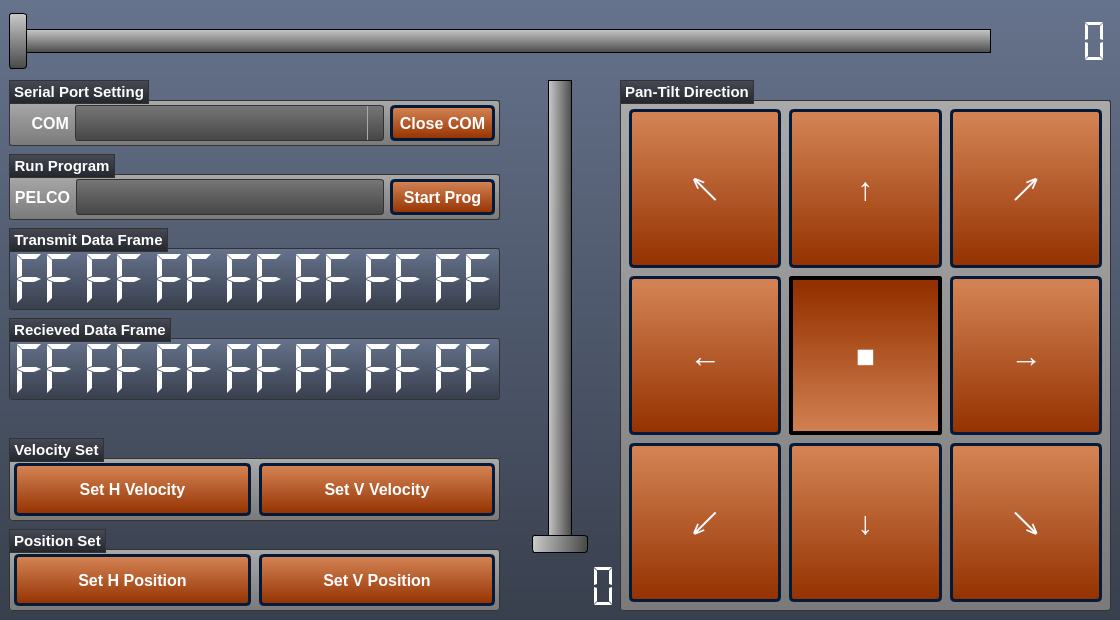
The window that PelcoController_Qt.ui (byteTravell3r/Pelco-D_Controller_Py) describes before a commit, drawn with Qt 5.
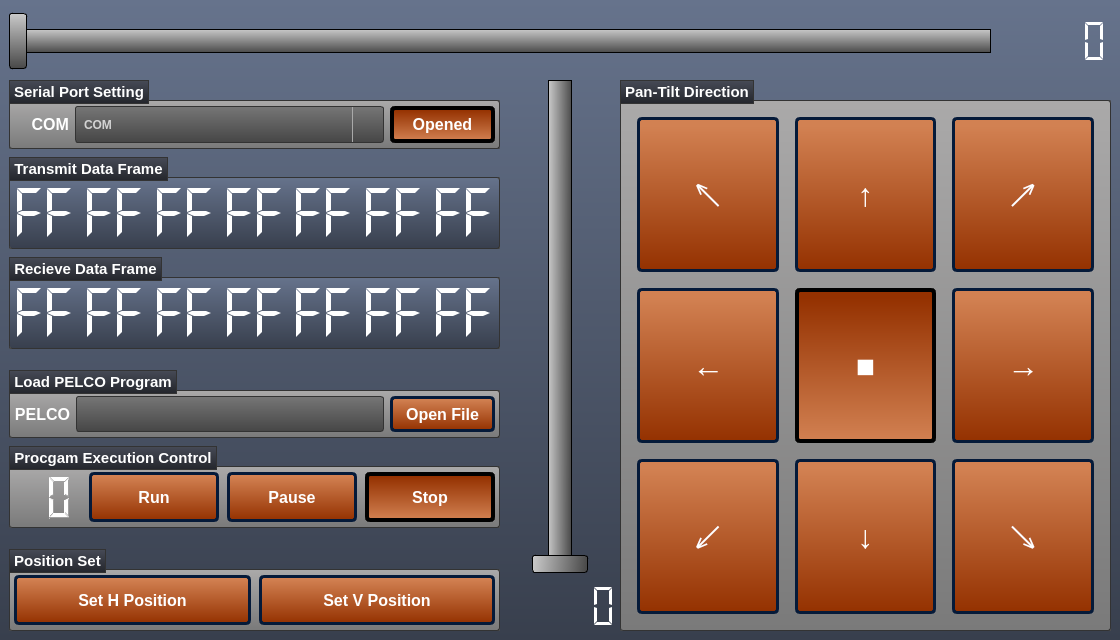
The same window after the commit. Icons and pictures are not drawn.

Patch:
```diff
--- a/PelcoController_Qt.ui
+++ b/PelcoController_Qt.ui
@@ -7,13 +7,13 @@
     <x>0</x>
     <y>0</y>
     <width>1120</width>
-    <height>620</height>
+    <height>640</height>
    </rect>
   </property>
   <property name="minimumSize">
    <size>
     <width>1120</width>
-    <height>620</height>
+    <height>640</height>
    </size>
   </property>
   <property name="font">
@@ -211,7 +211,7 @@
 	color: #ffffff;
 	border-style: solid;
 	border-width: 4px;
-	border-radius: 3px;
+	border-radius: 5px;
 	border-color: #000000;
 	padding: 5px;
 
@@ -282,7 +282,6 @@
 	background-color: #404040;
 	color: #656565;
 	border-color: #051a39;
-
 }
 
 
@@ -297,7 +296,6 @@
 {
     background-color: #979796;
 	color: #000000;
-
 }
 
 
@@ -309,7 +307,6 @@
     selection-background-color: #363942;
     selection-color: #ffffff;
     outline: 0;
-
 }
 
 
@@ -317,20 +314,18 @@
 {
     subcontrol-origin: padding;
     subcontrol-position: top right;
-    width: 15px;
+    width: 30px;
     border-left-width: 1px;
     border-left-color: darkgray;
     border-left-style: solid; 
     border-top-right-radius: 3px; 
     border-bottom-right-radius: 3px;
-
 }
 
-
 QComboBox::down-arrow
 {
     image: url(://arrow-down.png);
-    width: 8px;
+    width: 24px;
     height: 8px;
 }
 
@@ -1328,13 +1323,13 @@
             <number>4</number>
            </property>
            <property name="topMargin">
-            <number>4</number>
+            <number>5</number>
            </property>
            <property name="rightMargin">
             <number>4</number>
            </property>
            <property name="bottomMargin">
-            <number>4</number>
+            <number>5</number>
            </property>
            <item>
             <widget class="QLabel" name="LBL_COM">
@@ -1368,7 +1363,7 @@
            <item>
             <widget class="QComboBox" name="comboBox">
              <property name="sizePolicy">
-              <sizepolicy hsizetype="MinimumExpanding" vsizetype="Fixed">
+              <sizepolicy hsizetype="MinimumExpanding" vsizetype="MinimumExpanding">
                <horstretch>0</horstretch>
                <verstretch>0</verstretch>
               </sizepolicy>
@@ -1389,143 +1384,30 @@
              <property name="editable">
               <bool>true</bool>
              </property>
+             <property name="currentText">
+              <string>COM</string>
+             </property>
+             <property name="placeholderText">
+              <string/>
+             </property>
+             <property name="duplicatesEnabled">
+              <bool>true</bool>
+             </property>
+             <property name="frame">
+              <bool>true</bool>
+             </property>
             </widget>
            </item>
            <item>
             <widget class="QPushButton" name="BTN_SET_COM">
-             <property name="minimumSize">
-              <size>
-               <width>105</width>
-               <height>36</height>
-              </size>
-             </property>
-             <property name="font">
-              <font>
-               <family>Tahoma</family>
-               <pointsize>12</pointsize>
-               <bold>true</bold>
-              </font>
-             </property>
-             <property name="text">
-              <string>Close COM</string>
-             </property>
-            </widget>
-           </item>
-          </layout>
-         </widget>
-        </item>
-        <item>
-         <widget class="QGroupBox" name="groupBox_7">
-          <property name="font">
-           <font>
-            <family>Tahoma</family>
-            <pointsize>11</pointsize>
-            <bold>true</bold>
-           </font>
-          </property>
-          <property name="title">
-           <string>Run Program</string>
-          </property>
-          <layout class="QHBoxLayout" name="horizontalLayout_8">
-           <property name="leftMargin">
-            <number>4</number>
-           </property>
-           <property name="topMargin">
-            <number>4</number>
-           </property>
-           <property name="rightMargin">
-            <number>4</number>
-           </property>
-           <property name="bottomMargin">
-            <number>4</number>
-           </property>
-           <item>
-            <widget class="QLabel" name="LBL_PELCO">
              <property name="sizePolicy">
-              <sizepolicy hsizetype="Minimum" vsizetype="Preferred">
+              <sizepolicy hsizetype="Minimum" vsizetype="MinimumExpanding">
                <horstretch>0</horstretch>
                <verstretch>0</verstretch>
               </sizepolicy>
              </property>
              <property name="minimumSize">
               <size>
-               <width>55</width>
-               <height>0</height>
-              </size>
-             </property>
-             <property name="font">
-              <font>
-               <family>Tahoma</family>
-               <pointsize>12</pointsize>
-               <bold>true</bold>
-              </font>
-             </property>
-             <property name="text">
-              <string>PELCO</string>
-             </property>
-             <property name="alignment">
-              <set>Qt::AlignRight|Qt::AlignTrailing|Qt::AlignVCenter</set>
-             </property>
-            </widget>
-           </item>
-           <item>
-            <widget class="QLineEdit" name="lineEdit">
-             <property name="minimumSize">
-              <size>
-               <width>0</width>
-               <height>36</height>
-              </size>
-             </property>
-             <property name="font">
-              <font>
-               <family>Tahoma</family>
-               <pointsize>12</pointsize>
-               <bold>true</bold>
-              </font>
-             </property>
-             <property name="styleSheet">
-              <string notr="true">QLineEdit
-{
-    background-color: qlineargradient(spread:repeat, x1:1, y1:0, x2:1, y2:1, stop:0 rgba(118, 118, 118, 255),stop:1 rgba(70, 70, 70, 255));
-    border: 1px solid #333333;
-    border-radius: 3px;
-    padding-left: 6px;
-    color: lightgray;
-	font-weight: bold;
-    height: 20px;
-
-}
-
-
-QLineEdit::disabled
-{
-	background-color: #404040;
-	color: #656565;
-	border-color: #051a39;
-
-}
-
-
-QLineEdit:hover
-{
-    background-color: #646464;
-
-}
-
-
-QLineEdit:on
-{
-    background-color: #979796;
-	color: #000000;
-
-}</string>
-             </property>
-            </widget>
-           </item>
-           <item>
-            <widget class="QPushButton" name="BTN_SET_COM_2">
-             <property name="minimumSize">
-              <size>
                <width>105</width>
                <height>36</height>
               </size>
@@ -1538,7 +1420,13 @@
               </font>
              </property>
              <property name="text">
-              <string>Start Prog</string>
+              <string>Opened</string>
+             </property>
+             <property name="checkable">
+              <bool>true</bool>
+             </property>
+             <property name="checked">
+              <bool>true</bool>
              </property>
             </widget>
            </item>
@@ -1547,6 +1435,12 @@
         </item>
         <item>
          <widget class="QGroupBox" name="groupBox_2">
+          <property name="sizePolicy">
+           <sizepolicy hsizetype="Preferred" vsizetype="Preferred">
+            <horstretch>0</horstretch>
+            <verstretch>0</verstretch>
+           </sizepolicy>
+          </property>
           <property name="font">
            <font>
             <family>Tahoma</family>
@@ -1571,18 +1465,18 @@
             <number>0</number>
            </property>
            <property name="topMargin">
-            <number>0</number>
+            <number>5</number>
            </property>
            <property name="rightMargin">
             <number>0</number>
            </property>
            <property name="bottomMargin">
-            <number>0</number>
+            <number>5</number>
            </property>
            <item>
             <widget class="QLCDNumber" name="FRAME_0">
              <property name="sizePolicy">
-              <sizepolicy hsizetype="Expanding" vsizetype="Preferred">
+              <sizepolicy hsizetype="Expanding" vsizetype="MinimumExpanding">
                <horstretch>0</horstretch>
                <verstretch>0</verstretch>
               </sizepolicy>
@@ -1639,7 +1533,7 @@
            <item>
             <widget class="QLCDNumber" name="FRAME_1">
              <property name="sizePolicy">
-              <sizepolicy hsizetype="Expanding" vsizetype="Preferred">
+              <sizepolicy hsizetype="Expanding" vsizetype="MinimumExpanding">
                <horstretch>0</horstretch>
                <verstretch>0</verstretch>
               </sizepolicy>
@@ -1696,7 +1590,7 @@
            <item>
             <widget class="QLCDNumber" name="FRAME_2">
              <property name="sizePolicy">
-              <sizepolicy hsizetype="Expanding" vsizetype="Preferred">
+              <sizepolicy hsizetype="Expanding" vsizetype="MinimumExpanding">
                <horstretch>0</horstretch>
                <verstretch>0</verstretch>
               </sizepolicy>
@@ -1753,7 +1647,7 @@
            <item>
             <widget class="QLCDNumber" name="FRAME_3">
              <property name="sizePolicy">
-              <sizepolicy hsizetype="Expanding" vsizetype="Preferred">
+              <sizepolicy hsizetype="Expanding" vsizetype="MinimumExpanding">
                <horstretch>0</horstretch>
                <verstretch>0</verstretch>
               </sizepolicy>
@@ -1810,7 +1704,7 @@
            <item>
             <widget class="QLCDNumber" name="FRAME_4">
              <property name="sizePolicy">
-              <sizepolicy hsizetype="Expanding" vsizetype="Preferred">
+              <sizepolicy hsizetype="Expanding" vsizetype="MinimumExpanding">
                <horstretch>0</horstretch>
                <verstretch>0</verstretch>
               </sizepolicy>
@@ -1870,7 +1764,7 @@
            <item>
             <widget class="QLCDNumber" name="FRAME_5">
              <property name="sizePolicy">
-              <sizepolicy hsizetype="Expanding" vsizetype="Preferred">
+              <sizepolicy hsizetype="Expanding" vsizetype="MinimumExpanding">
                <horstretch>0</horstretch>
                <verstretch>0</verstretch>
               </sizepolicy>
@@ -1927,7 +1821,7 @@
            <item>
             <widget class="QLCDNumber" name="FRAME_6">
              <property name="sizePolicy">
-              <sizepolicy hsizetype="Expanding" vsizetype="Preferred">
+              <sizepolicy hsizetype="Expanding" vsizetype="MinimumExpanding">
                <horstretch>0</horstretch>
                <verstretch>0</verstretch>
               </sizepolicy>
@@ -1986,6 +1880,12 @@
         </item>
         <item>
          <widget class="QGroupBox" name="groupBox_4">
+          <property name="sizePolicy">
+           <sizepolicy hsizetype="Preferred" vsizetype="Preferred">
+            <horstretch>0</horstretch>
+            <verstretch>0</verstretch>
+           </sizepolicy>
+          </property>
           <property name="font">
            <font>
             <family>Tahoma</family>
@@ -2003,7 +1903,7 @@
 }</string>
           </property>
           <property name="title">
-           <string>Recieved Data Frame</string>
+           <string>Recieve Data Frame</string>
           </property>
           <layout class="QHBoxLayout" name="horizontalLayout_3">
            <property name="spacing">
@@ -2013,18 +1913,18 @@
             <number>0</number>
            </property>
            <property name="topMargin">
-            <number>0</number>
+            <number>5</number>
            </property>
            <property name="rightMargin">
             <number>0</number>
            </property>
            <property name="bottomMargin">
-            <number>0</number>
+            <number>5</number>
            </property>
            <item>
             <widget class="QLCDNumber" name="RFRAME_0">
              <property name="sizePolicy">
-              <sizepolicy hsizetype="Expanding" vsizetype="Preferred">
+              <sizepolicy hsizetype="Expanding" vsizetype="MinimumExpanding">
                <horstretch>0</horstretch>
                <verstretch>0</verstretch>
               </sizepolicy>
@@ -2081,7 +1981,7 @@
            <item>
             <widget class="QLCDNumber" name="RFRAME_1">
              <property name="sizePolicy">
-              <sizepolicy hsizetype="Expanding" vsizetype="Preferred">
+              <sizepolicy hsizetype="Expanding" vsizetype="MinimumExpanding">
                <horstretch>0</horstretch>
                <verstretch>0</verstretch>
               </sizepolicy>
@@ -2138,7 +2038,7 @@
            <item>
             <widget class="QLCDNumber" name="RFRAME_2">
              <property name="sizePolicy">
-              <sizepolicy hsizetype="Expanding" vsizetype="Preferred">
+              <sizepolicy hsizetype="Expanding" vsizetype="MinimumExpanding">
                <horstretch>0</horstretch>
                <verstretch>0</verstretch>
               </sizepolicy>
@@ -2195,7 +2095,7 @@
            <item>
             <widget class="QLCDNumber" name="RFRAME_3">
              <property name="sizePolicy">
-              <sizepolicy hsizetype="Expanding" vsizetype="Preferred">
+              <sizepolicy hsizetype="Expanding" vsizetype="MinimumExpanding">
                <horstretch>0</horstretch>
                <verstretch>0</verstretch>
               </sizepolicy>
@@ -2252,7 +2152,7 @@
            <item>
             <widget class="QLCDNumber" name="RFRAME_4">
              <property name="sizePolicy">
-              <sizepolicy hsizetype="Expanding" vsizetype="Preferred">
+              <sizepolicy hsizetype="Expanding" vsizetype="MinimumExpanding">
                <horstretch>0</horstretch>
                <verstretch>0</verstretch>
               </sizepolicy>
@@ -2312,7 +2212,7 @@
            <item>
             <widget class="QLCDNumber" name="RFRAME_5">
              <property name="sizePolicy">
-              <sizepolicy hsizetype="Expanding" vsizetype="Preferred">
+              <sizepolicy hsizetype="Expanding" vsizetype="MinimumExpanding">
                <horstretch>0</horstretch>
                <verstretch>0</verstretch>
               </sizepolicy>
@@ -2369,7 +2269,7 @@
            <item>
             <widget class="QLCDNumber" name="RFRAME_6">
              <property name="sizePolicy">
-              <sizepolicy hsizetype="Expanding" vsizetype="Preferred">
+              <sizepolicy hsizetype="Expanding" vsizetype="MinimumExpanding">
                <horstretch>0</horstretch>
                <verstretch>0</verstretch>
               </sizepolicy>
@@ -2439,18 +2339,18 @@
            <enum>Qt::Vertical</enum>
           </property>
           <property name="sizeType">
-           <enum>QSizePolicy::Preferred</enum>
+           <enum>QSizePolicy::MinimumExpanding</enum>
           </property>
           <property name="sizeHint" stdset="0">
            <size>
             <width>20</width>
-            <height>30</height>
+            <height>0</height>
            </size>
           </property>
          </spacer>
         </item>
         <item>
-         <widget class="QGroupBox" name="groupBox_6">
+         <widget class="QGroupBox" name="groupBox_7">
           <property name="font">
            <font>
             <family>Tahoma</family>
@@ -2459,7 +2359,162 @@
            </font>
           </property>
           <property name="title">
-           <string>Velocity Set</string>
+           <string>Load PELCO Program</string>
+          </property>
+          <layout class="QHBoxLayout" name="horizontalLayout_8">
+           <property name="leftMargin">
+            <number>4</number>
+           </property>
+           <property name="topMargin">
+            <number>5</number>
+           </property>
+           <property name="rightMargin">
+            <number>4</number>
+           </property>
+           <property name="bottomMargin">
+            <number>5</number>
+           </property>
+           <item>
+            <widget class="QLabel" name="LBL_PELCO">
+             <property name="sizePolicy">
+              <sizepolicy hsizetype="Minimum" vsizetype="Preferred">
+               <horstretch>0</horstretch>
+               <verstretch>0</verstretch>
+              </sizepolicy>
+             </property>
+             <property name="minimumSize">
+              <size>
+               <width>55</width>
+               <height>0</height>
+              </size>
+             </property>
+             <property name="font">
+              <font>
+               <family>Tahoma</family>
+               <pointsize>12</pointsize>
+               <bold>true</bold>
+              </font>
+             </property>
+             <property name="text">
+              <string>PELCO</string>
+             </property>
+             <property name="alignment">
+              <set>Qt::AlignRight|Qt::AlignTrailing|Qt::AlignVCenter</set>
+             </property>
+            </widget>
+           </item>
+           <item>
+            <widget class="QLineEdit" name="BOX_FILE">
+             <property name="sizePolicy">
+              <sizepolicy hsizetype="Expanding" vsizetype="MinimumExpanding">
+               <horstretch>0</horstretch>
+               <verstretch>0</verstretch>
+              </sizepolicy>
+             </property>
+             <property name="minimumSize">
+              <size>
+               <width>0</width>
+               <height>36</height>
+              </size>
+             </property>
+             <property name="font">
+              <font>
+               <family>Tahoma</family>
+               <pointsize>12</pointsize>
+               <bold>true</bold>
+              </font>
+             </property>
+             <property name="styleSheet">
+              <string notr="true">QLineEdit
+{
+    background-color: qlineargradient(spread:repeat, x1:1, y1:0, x2:1, y2:1, stop:0 rgba(118, 118, 118, 255),stop:1 rgba(70, 70, 70, 255));
+    border: 1px solid #333333;
+    border-radius: 3px;
+    padding-left: 6px;
+    color: lightgray;
+	font-weight: bold;
+    height: 20px;
+
+}
+
+
+QLineEdit::disabled
+{
+	background-color: #404040;
+	color: #656565;
+	border-color: #051a39;
+
+}
+
+
+QLineEdit:hover
+{
+    background-color: #646464;
+
+}
+
+
+QLineEdit:on
+{
+    background-color: #979796;
+	color: #000000;
+
+}</string>
+             </property>
+             <property name="readOnly">
+              <bool>true</bool>
+             </property>
+             <property name="clearButtonEnabled">
+              <bool>false</bool>
+             </property>
+            </widget>
+           </item>
+           <item>
+            <widget class="QPushButton" name="BTN_OPEN">
+             <property name="sizePolicy">
+              <sizepolicy hsizetype="Minimum" vsizetype="MinimumExpanding">
+               <horstretch>0</horstretch>
+               <verstretch>0</verstretch>
+              </sizepolicy>
+             </property>
+             <property name="minimumSize">
+              <size>
+               <width>105</width>
+               <height>36</height>
+              </size>
+             </property>
+             <property name="font">
+              <font>
+               <family>Tahoma</family>
+               <pointsize>12</pointsize>
+               <bold>true</bold>
+              </font>
+             </property>
+             <property name="text">
+              <string>Open File</string>
+             </property>
+            </widget>
+           </item>
+          </layout>
+         </widget>
+        </item>
+        <item>
+         <widget class="QGroupBox" name="EXEC_CTRL">
+          <property name="sizePolicy">
+           <sizepolicy hsizetype="Preferred" vsizetype="Preferred">
+            <horstretch>0</horstretch>
+            <verstretch>0</verstretch>
+           </sizepolicy>
+          </property>
+          <property name="font">
+           <font>
+            <family>Tahoma</family>
+            <pointsize>11</pointsize>
+            <bold>true</bold>
+           </font>
+          </property>
+          <property name="title">
+           <string>Procgam Execution Control</string>
           </property>
           <layout class="QHBoxLayout" name="horizontalLayout_7">
            <property name="spacing">
@@ -2469,22 +2524,95 @@
             <number>4</number>
            </property>
            <property name="topMargin">
-            <number>4</number>
+            <number>5</number>
            </property>
            <property name="rightMargin">
             <number>4</number>
            </property>
            <property name="bottomMargin">
-            <number>4</number>
+            <number>5</number>
            </property>
            <item>
-            <widget class="QPushButton" name="BTN_SET_H_SPD">
+            <widget class="QLCDNumber" name="LCD_LINE_NUM">
              <property name="sizePolicy">
+              <sizepolicy hsizetype="MinimumExpanding" vsizetype="MinimumExpanding">
+               <horstretch>0</horstretch>
+               <verstretch>0</verstretch>
+              </sizepolicy>
+             </property>
+             <property name="minimumSize">
+              <size>
+               <width>60</width>
+               <height>50</height>
+              </size>
+             </property>
+             <property name="autoFillBackground">
+              <bool>false</bool>
+             </property>
+             <property name="styleSheet">
+              <string notr="true">QLCDNumber
+{
+	background-color: #00000000
+}
+</string>
+             </property>
+             <property name="frameShape">
+              <enum>QFrame::NoFrame</enum>
+             </property>
+             <property name="digitCount">
+              <number>2</number>
+             </property>
+             <property name="intValue" stdset="0">
+              <number>0</number>
+             </property>
+            </widget>
+           </item>
+           <item>
+            <widget class="QPushButton" name="BTN_RUN">
+             <property name="sizePolicy">
+              <sizepolicy hsizetype="MinimumExpanding" vsizetype="Expanding">
+               <horstretch>0</horstretch>
+               <verstretch>0</verstretch>
+              </sizepolicy>
+             </property>
+             <property name="minimumSize">
+              <size>
+               <width>130</width>
+               <height>50</height>
+              </size>
+             </property>
+             <property name="font">
+              <font>
+               <family>Tahoma</family>
+               <pointsize>12</pointsize>
+               <bold>true</bold>
+              </font>
+             </property>
+             <property name="text">
+              <string>Run</string>
+             </property>
+             <property name="checkable">
+              <bool>true</bool>
+             </property>
+             <property name="autoExclusive">
+              <bool>true</bool>
+             </property>
+            </widget>
+           </item>
+           <item>
+            <widget class="QPushButton" name="BTN_PAUSE">
+             <property name="sizePolicy">
               <sizepolicy hsizetype="Expanding" vsizetype="Expanding">
                <horstretch>0</horstretch>
                <verstretch>0</verstretch>
               </sizepolicy>
              </property>
+             <property name="minimumSize">
+              <size>
+               <width>130</width>
+               <height>50</height>
+              </size>
+             </property>
              <property name="font">
               <font>
                <family>Tahoma</family>
@@ -2493,8 +2621,14 @@
               </font>
              </property>
              <property name="text">
-              <string>Set H Velocity</string>
+              <string>Pause</string>
              </property>
+             <property name="checkable">
+              <bool>true</bool>
+             </property>
+             <property name="autoExclusive">
+              <bool>true</bool>
+             </property>
             </widget>
            </item>
            <item>
@@ -2505,6 +2639,12 @@
                <verstretch>0</verstretch>
               </sizepolicy>
              </property>
+             <property name="minimumSize">
+              <size>
+               <width>130</width>
+               <height>50</height>
+              </size>
+             </property>
              <property name="font">
               <font>
                <family>Tahoma</family>
@@ -2513,13 +2653,45 @@
               </font>
              </property>
              <property name="text">
-              <string>Set V Velocity</string>
+              <string>Stop</string>
+             </property>
+             <property name="checkable">
+              <bool>true</bool>
+             </property>
+             <property name="checked">
+              <bool>true</bool>
+             </property>
+             <property name="autoExclusive">
+              <bool>true</bool>
              </property>
             </widget>
            </item>
           </layout>
          </widget>
         </item>
+        <item>
+         <spacer name="verticalSpacer_2">
+          <property name="font">
+           <font>
+            <family>Tahoma</family>
+            <pointsize>12</pointsize>
+            <bold>false</bold>
+           </font>
+          </property>
+          <property name="orientation">
+           <enum>Qt::Vertical</enum>
+          </property>
+          <property name="sizeType">
+           <enum>QSizePolicy::MinimumExpanding</enum>
+          </property>
+          <property name="sizeHint" stdset="0">
+           <size>
+            <width>20</width>
+            <height>0</height>
+           </size>
+          </property>
+         </spacer>
+        </item>
         <item>
          <widget class="QGroupBox" name="groupBox_5">
           <property name="font">
@@ -2540,13 +2712,13 @@
             <number>4</number>
            </property>
            <property name="topMargin">
-            <number>4</number>
+            <number>5</number>
            </property>
            <property name="rightMargin">
             <number>4</number>
            </property>
            <property name="bottomMargin">
-            <number>4</number>
+            <number>5</number>
            </property>
            <item>
             <widget class="QPushButton" name="BTN_SET_H_POS">
@@ -2556,6 +2728,12 @@
                <verstretch>0</verstretch>
               </sizepolicy>
              </property>
+             <property name="minimumSize">
+              <size>
+               <width>0</width>
+               <height>50</height>
+              </size>
+             </property>
              <property name="font">
               <font>
                <family>Tahoma</family>
@@ -2576,6 +2754,12 @@
                <verstretch>0</verstretch>
               </sizepolicy>
              </property>
+             <property name="minimumSize">
+              <size>
+               <width>0</width>
+               <height>50</height>
+              </size>
+             </property>
              <property name="font">
               <font>
                <family>Tahoma</family>
@@ -2601,7 +2785,7 @@
         <item>
          <widget class="QSlider" name="SLIDER_V_POS">
           <property name="sizePolicy">
-           <sizepolicy hsizetype="Minimum" vsizetype="MinimumExpanding">
+           <sizepolicy hsizetype="Preferred" vsizetype="MinimumExpanding">
             <horstretch>0</horstretch>
             <verstretch>0</verstretch>
            </sizepolicy>
@@ -2733,19 +2917,19 @@
         </property>
         <layout class="QGridLayout" name="gridLayout">
          <property name="leftMargin">
-          <number>8</number>
+          <number>16</number>
          </property>
          <property name="topMargin">
-          <number>8</number>
+          <number>16</number>
          </property>
          <property name="rightMargin">
-          <number>8</number>
+          <number>16</number>
          </property>
          <property name="bottomMargin">
-          <number>8</number>
+          <number>16</number>
          </property>
          <property name="spacing">
-          <number>8</number>
+          <number>16</number>
          </property>
          <item row="0" column="0">
           <widget class="QPushButton" name="BTN_UPLT">
@@ -2882,6 +3066,9 @@
            <property name="autoExclusive">
             <bool>true</bool>
            </property>
+           <property name="default">
+            <bool>false</bool>
+           </property>
           </widget>
          </item>
          <item row="1" column="0">
```
Left out of the diff: 197 changed lines with no effect on the pictures.
